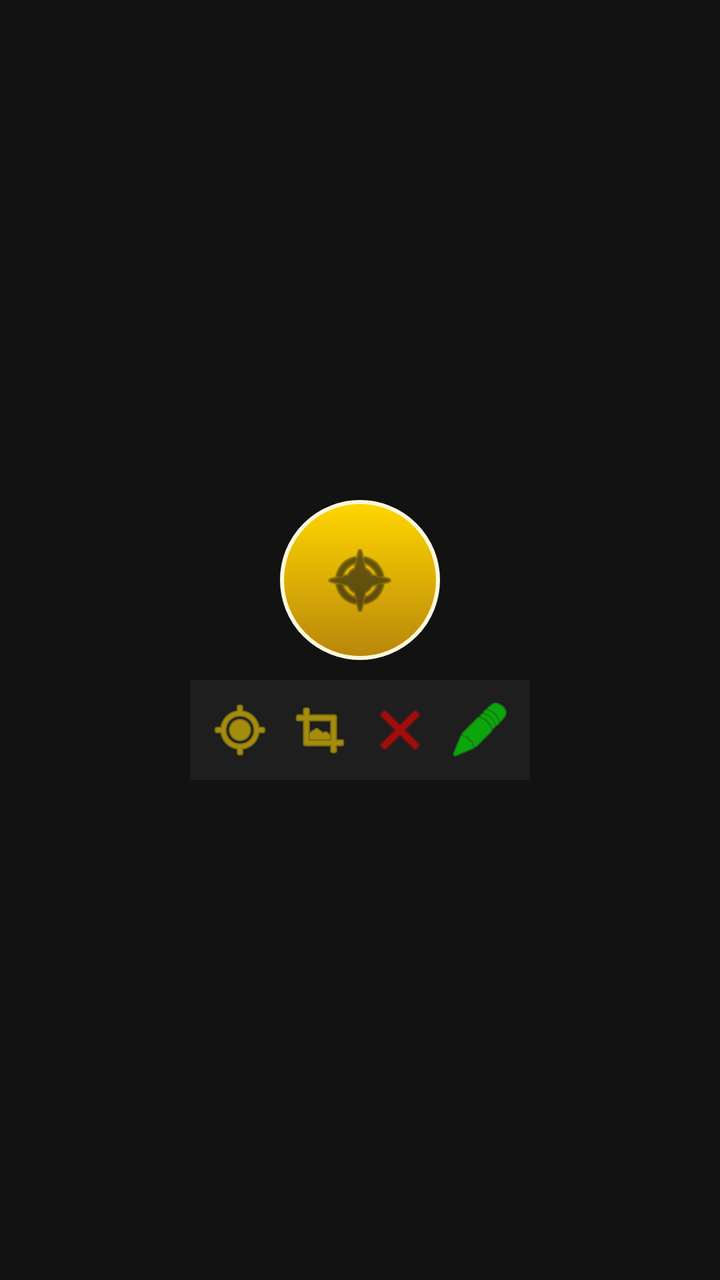
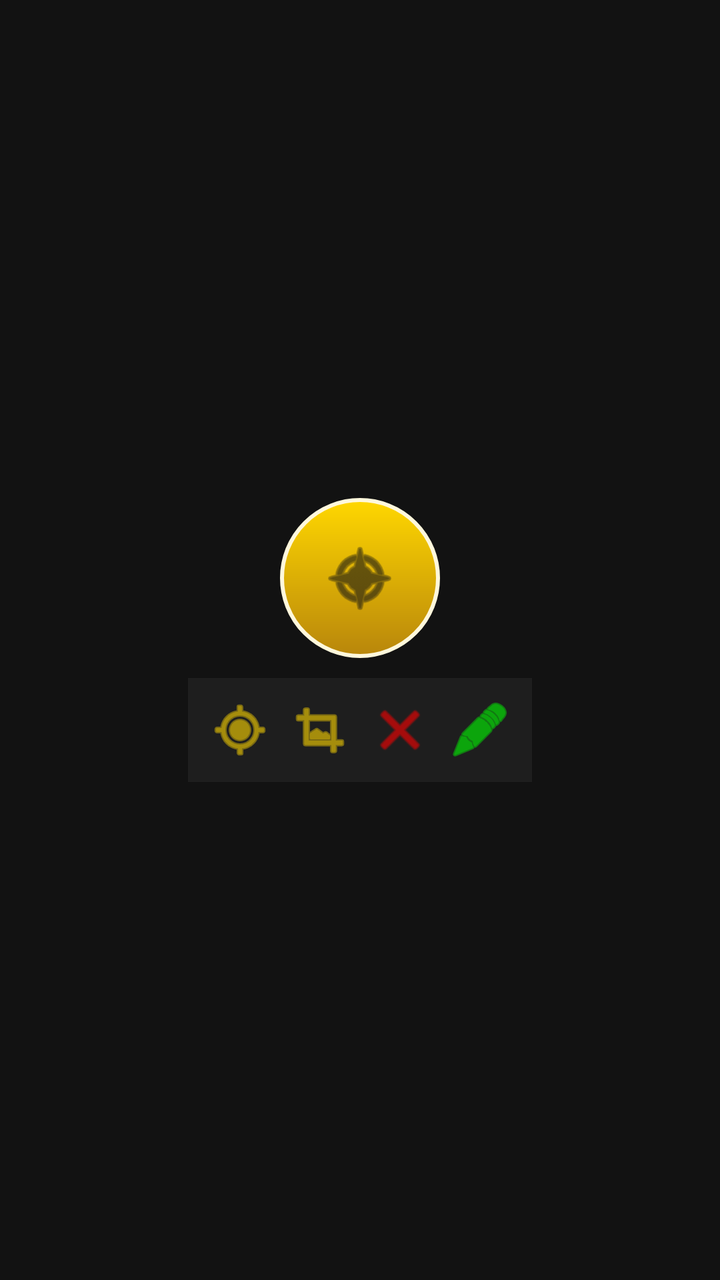

Before-and-after screenshots of an Android layout around one commit, followed by the original layout XML and the change that was made.
<!-- AndroidManifest.xml: application theme Theme.MyAutomationApp -->
<!-- res/layout/picker_layout.xml -->
<?xml version="1.0" encoding="utf-8"?>
<LinearLayout xmlns:android="http://schemas.android.com/apk/res/android"
    android:layout_width="wrap_content"
    android:layout_height="wrap_content"
    android:orientation="vertical"
    android:gravity="center">

    
    <FrameLayout
        android:id="@+id/pickerCircle"
        android:layout_width="80dp"
        android:layout_height="80dp"
        android:background="@drawable/gold_circle">

        <ImageView
            android:layout_width="40dp"
            android:layout_height="40dp"
            android:layout_gravity="center"
            android:src="@android:drawable/ic_menu_compass"
            android:tint="#121212" />
    </FrameLayout>

    
    <LinearLayout
        android:layout_width="wrap_content"
        android:layout_height="wrap_content"
        android:orientation="horizontal"
        android:background="#1E1E1E"
        android:padding="5dp"
        android:layout_marginTop="10dp">

        <ImageButton
            android:id="@+id/btnCenter"
            android:layout_width="40dp"
            android:layout_height="40dp"
            android:src="@android:drawable/ic_menu_mylocation"
            android:background="?attr/selectableItemBackgroundBorderless"
            android:tint="#FFD700" />

        <ImageButton
            android:id="@+id/btnCopy"
            android:layout_width="40dp"
            android:layout_height="40dp"
            android:src="@android:drawable/ic_menu_crop"
            android:background="?attr/selectableItemBackgroundBorderless"
            android:tint="#FFD700" />

        <ImageButton
            android:id="@+id/btnCancel"
            android:layout_width="40dp"
            android:layout_height="40dp"
            android:src="@android:drawable/ic_menu_close_clear_cancel"
            android:background="?attr/selectableItemBackgroundBorderless"
            android:tint="#FF0000" />

        <ImageButton
            android:id="@+id/btnConfirm"
            android:layout_width="40dp"
            android:layout_height="40dp"
            android:src="@android:drawable/ic_menu_edit"
            android:background="?attr/selectableItemBackgroundBorderless"
            android:tint="#00FF00" />
    </LinearLayout>
</LinearLayout>
<!-- resources referenced by this layout -->
<resources>
  <!-- drawable gold_circle (drawable) -->
  <?xml version="1.0" encoding="utf-8"?>
  <shape xmlns:android="http://schemas.android.com/apk/res/android" android:shape="oval">
      
      <gradient
          android:startColor="#FFD700"
          android:endColor="#B8860B"
          android:angle="270"/>
      
      <stroke
          android:width="2dp"
          android:color="#FFF8DC"/>
  </shape>
  <style name="Theme.MyAutomationApp" parent="Theme.MaterialComponents.DayNight.NoActionBar">
          <item name="colorPrimary">@color/gold</item>
          <item name="colorPrimaryVariant">@color/gold_dark</item>
          <item name="colorOnPrimary">@color/black</item>
          <item name="android:windowBackground">@color/black</item>
          <item name="android:textColor">@color/gold</item>
      </style>
  <color name="gold">#FFD700</color>
  <color name="gold_dark">#B8860B</color>
  <color name="black">#121212</color>
</resources>

<!-- the commit's change to res/layout/picker_layout.xml (unified diff, before → after) -->
@@ -26,7 +26,7 @@
         android:layout_height="wrap_content"
         android:orientation="horizontal"
         android:background="#1E1E1E"
-        android:padding="5dp"
+        android:padding="6dp"
         android:layout_marginTop="10dp">
 
         <ImageButton
@@ -34,7 +34,7 @@
             android:layout_width="40dp"
             android:layout_height="40dp"
             android:src="@android:drawable/ic_menu_mylocation"
-            android:background="?attr/selectableItemBackgroundBorderless"
+            android:background="@android:color/transparent"
             android:tint="#FFD700" />
 
         <ImageButton
@@ -42,7 +42,7 @@
             android:layout_width="40dp"
             android:layout_height="40dp"
             android:src="@android:drawable/ic_menu_crop"
-            android:background="?attr/selectableItemBackgroundBorderless"
+            android:background="@android:color/transparent"
             android:tint="#FFD700" />
 
         <ImageButton
@@ -50,7 +50,7 @@
             android:layout_width="40dp"
             android:layout_height="40dp"
             android:src="@android:drawable/ic_menu_close_clear_cancel"
-            android:background="?attr/selectableItemBackgroundBorderless"
+            android:background="@android:color/transparent"
             android:tint="#FF0000" />
 
         <ImageButton
@@ -58,7 +58,7 @@
             android:layout_width="40dp"
             android:layout_height="40dp"
             android:src="@android:drawable/ic_menu_edit"
-            android:background="?attr/selectableItemBackgroundBorderless"
+            android:background="@android:color/transparent"
             android:tint="#00FF00" />
     </LinearLayout>
 </LinearLayout>
